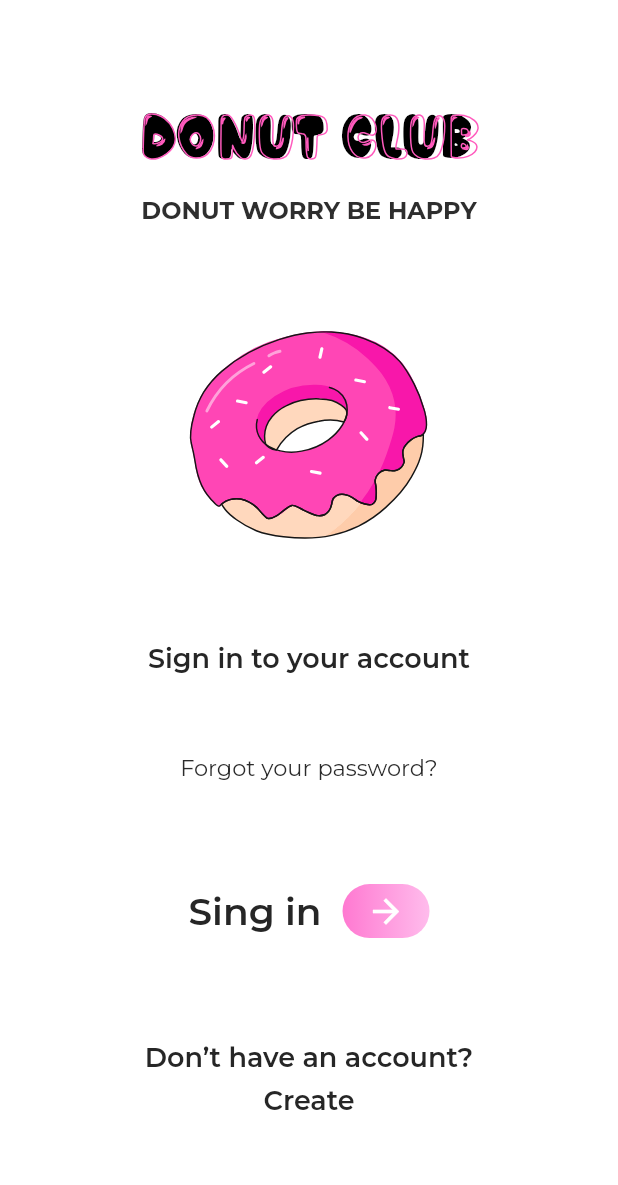
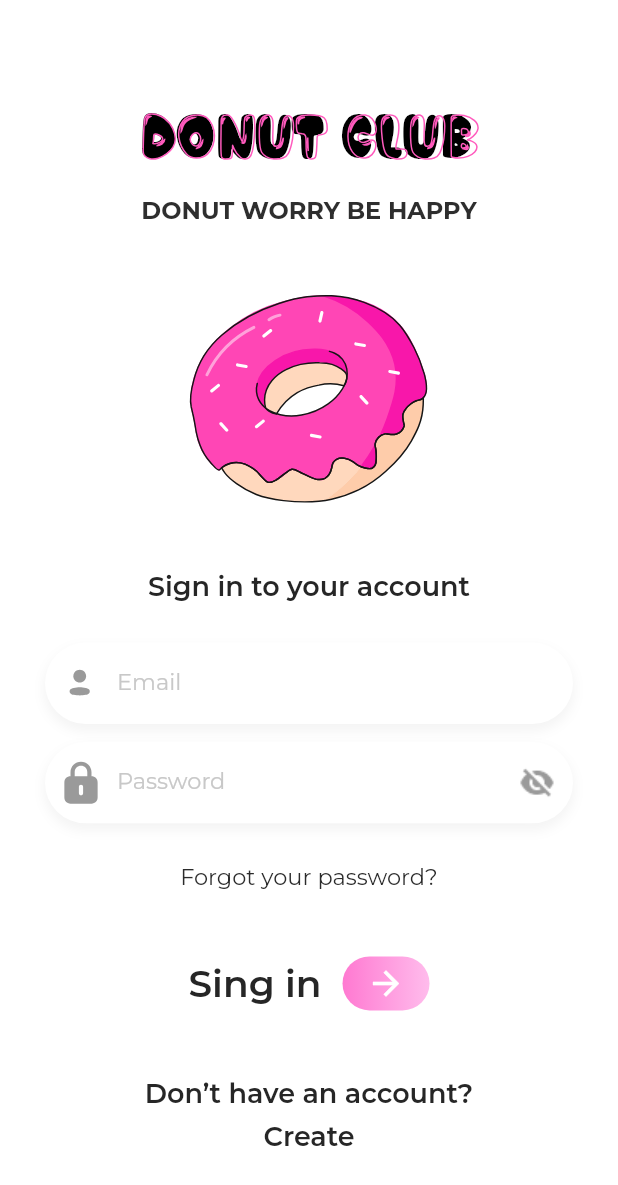
Before and after one commit to viirgess/donutsApp, a Flutter app: the screen it shows after launch, on a phone screen of 412 x 824 dp. Shown: the top 1185 px of the screen. Run offline on Flutter 3.47's test engine with Material 2 defaults, Android fonts, the phone set to English and light mode, and no system bars; our stand-ins replace bloc, equatable, firebase_core, flutter_bloc, flutter_svg, get_it and 2 more; accounts and stored records are empty; generated files the repository leaves out were written again.

Commit message:
added firebase and cubit for input fields

```diff
--- a/lib/autho/login/login_page.dart
+++ b/lib/autho/login/login_page.dart
@@ -1,7 +1,9 @@
 import 'package:app/autho/register/register.dart';
+import 'package:app/cubit/register/user_data_cubit.dart';
 import 'package:app/pages/menu_page.dart';
 import 'package:app/widgets/field_app.dart';
 import 'package:flutter/material.dart';
+import 'package:flutter_bloc/flutter_bloc.dart';
 import 'package:flutter_svg/flutter_svg.dart';
 
 import '../../utils/color_source.dart';
@@ -15,6 +17,10 @@ class LoginPage extends StatelessWidget {
 
   @override
   Widget build(BuildContext context) {
+    return BlocProvider<UserDataCubit>(
+      create: (context) => UserDataCubit(),
+      child: BlocBuilder<UserDataCubit, UserDataState>(
+        builder: (context, state) {
           return Scaffold(
             backgroundColor: ColorSourceApp.white,
             body: Column(
@@ -26,8 +32,8 @@ class LoginPage extends StatelessWidget {
                 TextTitleDonuts(),
                 Text(
                   'DONUT WORRY BE HAPPY',
-            style:
-                TextStyleApp.height16.copyWith(color: ColorSourceApp.darkGrey),
+                  style: TextStyleApp.height16
+                      .copyWith(color: ColorSourceApp.darkGrey),
                 ),
                 const Spacer(),
                 SvgPicture.asset(
@@ -38,30 +44,35 @@ class LoginPage extends StatelessWidget {
                 Text('Sign in to your account',
                     style: TextStyleApp.height18
                         .copyWith(color: ColorSourceApp.middleGrey)),
-          const Padding(
-            padding: EdgeInsets.symmetric(horizontal: 30, vertical: 26),
+                Padding(
+                  padding:
+                      const EdgeInsets.symmetric(horizontal: 30, vertical: 26),
                   child: Column(
                     children: [
-                // FieldApp(
-                //   labelText: 'Email',
-                //   svgIconPath: 'images/profile.svg',
-                //   isPassword: false, inputText: (String ) {  },
-                // ),
-                // SizedBox(
-                //   height: 12,
-                // ),
-                // FieldApp(
-                //   labelText: 'Password',
-                //   svgIconPath: 'images/password.svg',
-                //   isPassword: true,
-                // ),
+                      FieldApp(
+                        labelText: 'Email',
+                        svgIconPath: 'images/profile.svg',
+                        isPassword: false,
+                        inputText: (email) =>
+                            context.read<UserDataCubit>().email(email),
+                      ),
+                      const SizedBox(
+                        height: 12,
+                      ),
+                      FieldApp(
+                        labelText: 'Password',
+                        svgIconPath: 'images/password.svg',
+                        isPassword: true,
+                        inputText: (password) =>
+                            context.read<UserDataCubit>().password(password),
+                      ),
                     ],
                   ),
                 ),
                 Text(
                   'Forgot your password?',
-            style:
-                TextStyleApp.height15.copyWith(color: ColorSourceApp.lightGrey),
+                  style: TextStyleApp.height15
+                      .copyWith(color: ColorSourceApp.lightGrey),
                 ),
                 Spacer(),
                 GestureDetector(
@@ -122,5 +133,8 @@ class LoginPage extends StatelessWidget {
               ],
             ),
           );
+        },
+      ),
+    );
   }
 }
--- a/lib/widgets/field_app.dart
+++ b/lib/widgets/field_app.dart
@@ -44,7 +44,8 @@ class _FieldAppState extends State<FieldApp> {
         ],
       ),
       child: TextField(
-        onChanged: (value) => (value),
+        onChanged: widget.inputText,
+        // onChanged: (value) => (value),
         decoration: InputDecoration(
           contentPadding:
               const EdgeInsets.symmetric(horizontal: 20, vertical: 10),
--- a/pubspec.yaml
+++ b/pubspec.yaml
@@ -40,6 +40,8 @@ dependencies:
   equatable: ^2.0.5
   flutter_svg: ^2.0.7
   loading_animation_widget: ^1.2.0+4
+  get_it: ^7.6.0
+  firebase_core: ^2.15.0
 
 dev_dependencies:
   flutter_test:
```
Also changed, not shown: lib/main.dart (+9 -2 lines), lib/service/locator.dart (added, +10 -0 lines), pubspec.lock, 8 other files. Lines whose indentation alone changed are shown as unchanged.
